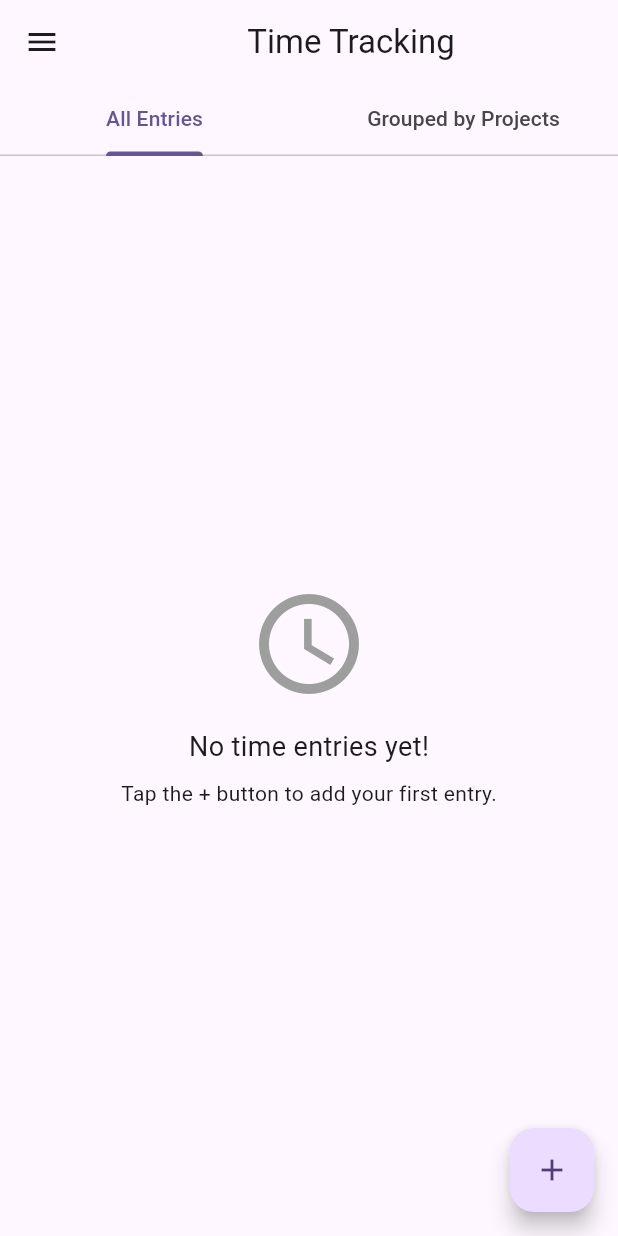
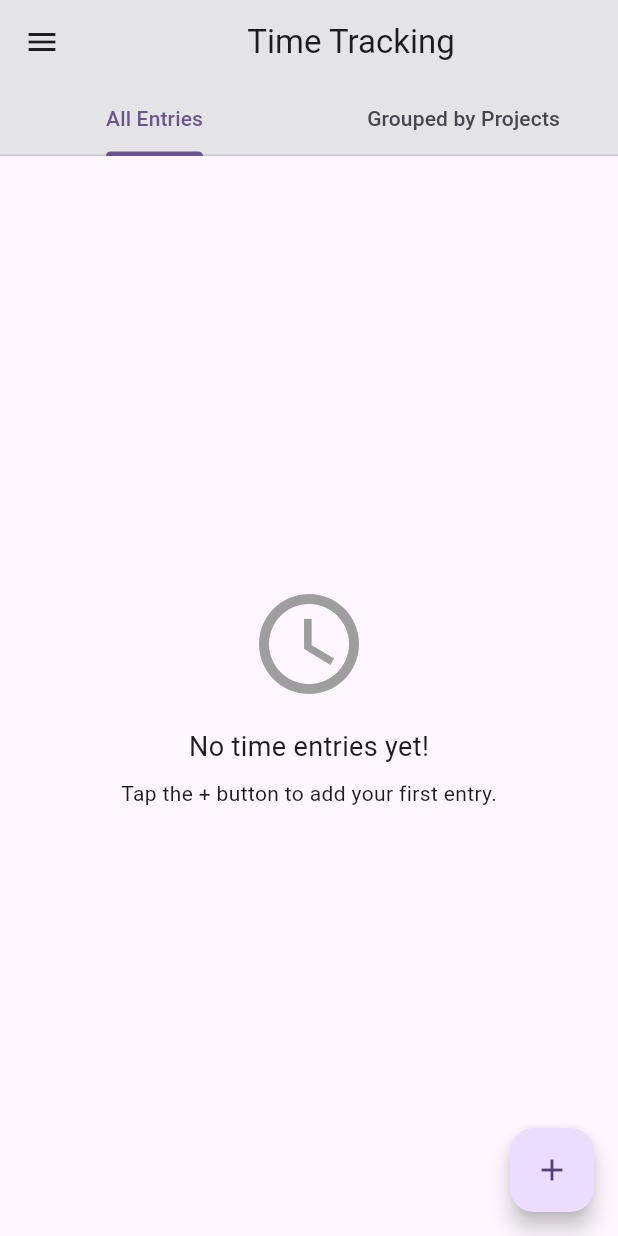
Before and after one commit to githubmohammad1/time_manage, a Flutter app: the screen it shows after launch, on a phone screen of 412 x 824 dp. Run offline on Flutter 3.47's test engine with Material 3 defaults, Android fonts, the phone set to English and light mode, and no system bars; our stand-ins replace shared_preferences.

Commit message:
all screen is good 3

```diff
--- a/lib/screens/homescreen.dart
+++ b/lib/screens/homescreen.dart
@@ -17,7 +17,7 @@ class HomeScreen extends StatelessWidget {
       length: 2,
       child: Scaffold(
         drawer: Drawer(
-          backgroundColor: const Color(0xFFE0F2F7),
+          backgroundColor: const Color.fromARGB(255, 253, 254, 255),
           child: ListView(
             children: [
               DrawerHeader(
@@ -57,8 +57,9 @@ class HomeScreen extends StatelessWidget {
           ),
         ),
         appBar: AppBar(
+          backgroundColor: const Color.fromARGB(255, 228, 228, 230),
           title: const Center(child: Text('Time Tracking')),
-          bottom: const TabBar(
+          bottom: TabBar(
             tabs: [Tab(text: 'All Entries'), Tab(text: 'Grouped by Projects')],
           ),
         ),
```
